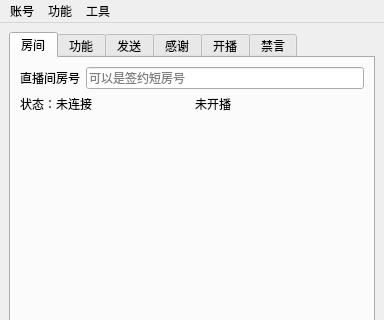
This is mainwindow.ui in iwxyi/Bilibili-MagicalDanmaku as Qt 5 draws it before an edit; both pictures show x 0 to 384 and y 0 to 320 of the 384 by 496 pixel window. The edited form follows.
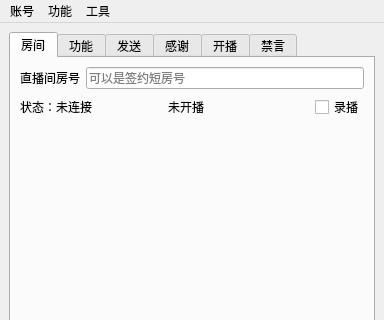
This is the edited form. Icons and pictures are not drawn.

Commit message: 新增录播功能

What changed in the file:
```diff
--- a/mainwindow.ui
+++ b/mainwindow.ui
@@ -54,7 +54,7 @@
          </layout>
         </item>
         <item>
-         <layout class="QHBoxLayout" name="horizontalLayout_12">
+         <layout class="QHBoxLayout" name="horizontalLayout_12" stretch="1,1,0">
           <property name="topMargin">
            <number>0</number>
           </property>
@@ -72,6 +72,13 @@
             </property>
            </widget>
           </item>
+          <item>
+           <widget class="QCheckBox" name="recordCheck">
+            <property name="text">
+             <string>录播</string>
+            </property>
+           </widget>
+          </item>
          </layout>
         </item>
         <item>
```
The commit also changes 3 other files.
